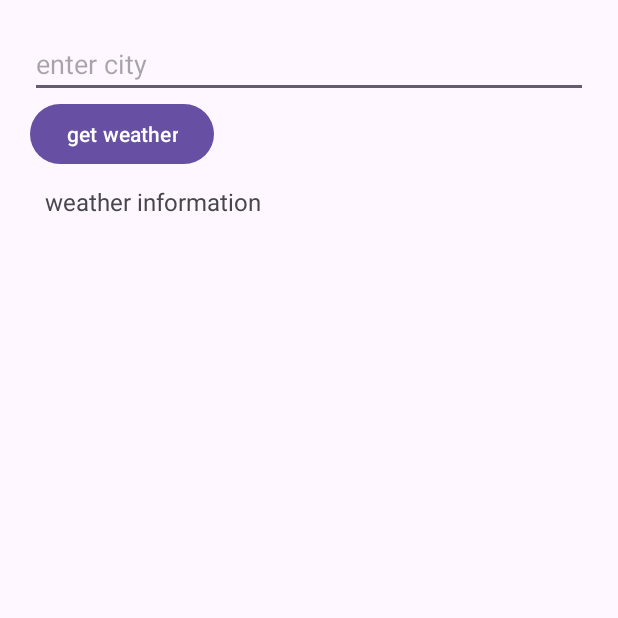
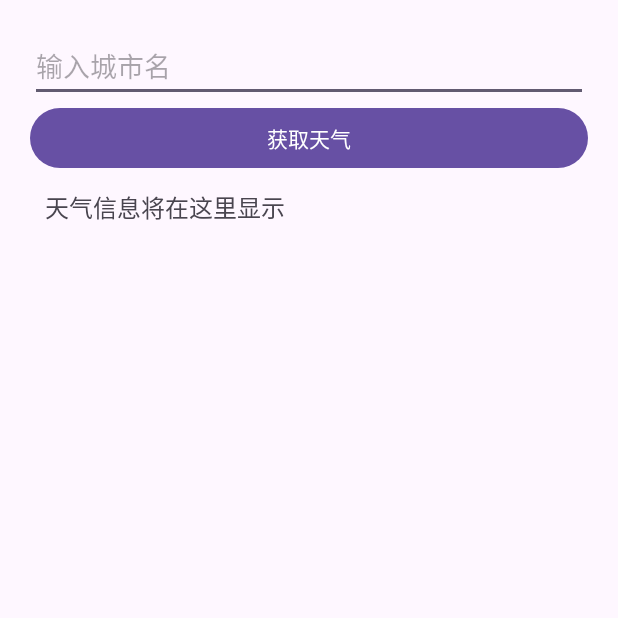
Before and after one commit to Zhengyang-code/cs4084-group_06, an Android app: the screen it shows after launch (MainActivity), on a phone screen of 412 x 824 dp, the top half of it. Run offline under Robolectric (Android 15) with nearby library versions, the phone set to English and light mode, and no system bars.

Commit message:
Updated Weather

```diff
--- a/app/src/main/AndroidManifest.xml
+++ b/app/src/main/AndroidManifest.xml
@@ -1,8 +1,6 @@
 <?xml version="1.0" encoding="utf-8"?>
 <manifest xmlns:android="http://schemas.android.com/apk/res/android"
     xmlns:tools="http://schemas.android.com/tools">
-    <uses-permission android:name="android.permission.INTERNET" />
-
 
     <application
         android:allowBackup="true"
--- a/app/src/main/java/com/example/weatherforecast/MainActivity.java
+++ b/app/src/main/java/com/example/weatherforecast/MainActivity.java
@@ -1,46 +1,86 @@
 package com.example.weatherforecast;
 
 import android.os.Bundle;
-import android.view.View;
+import android.util.Log;
 import android.widget.Button;
 import android.widget.EditText;
 import android.widget.TextView;
+import android.widget.Toast;
+import androidx.appcompat.app.AppCompatActivity;
 
-import androidx.activity.EdgeToEdge;
-import androidx.appcompat.app.AppCompatActivity;
-import androidx.core.graphics.Insets;
-import androidx.core.view.ViewCompat;
-import androidx.core.view.WindowInsetsCompat;
+import com.example.weatherforecast.api.ApiClient;
+import com.example.weatherforecast.api.WeatherService;
+import com.example.weatherforecast.model.WeatherResponse;
+import com.google.gson.Gson;
+
+import retrofit2.Call;
+import retrofit2.Callback;
+import retrofit2.Response;
 
 public class MainActivity extends AppCompatActivity {
 
-    EditText cityInput;
-    TextView weatherInfo;
-    Button getWeatherButton;
+    private EditText cityInput;
+    private Button getWeatherButton;
+    private TextView weatherInfo;
+
+    private WeatherService weatherService;
 
     @Override
     protected void onCreate(Bundle savedInstanceState) {
         super.onCreate(savedInstanceState);
-        EdgeToEdge.enable(this);
         setContentView(R.layout.activity_main);
 
         cityInput = findViewById(R.id.cityInput);
+        getWeatherButton = findViewById(R.id.getWeatherButton);
         weatherInfo = findViewById(R.id.weatherInfo);
-        getWeatherButton = findViewById(R.id.getWeatherButton);
 
-        getWeatherButton.setOnClickListener(new View.OnClickListener() {
-            @Override
-            public void onClick(View view) {
-                String city = cityInput.getText().toString().trim();
-                // 之后在这里调用API获取天气数据
-                weatherInfo.setText("return city:" + city);
+        weatherService = ApiClient.getRetrofit().create(WeatherService.class);
+
+        getWeatherButton.setOnClickListener(view -> {
+            String city = cityInput.getText().toString().trim();
+            if (!city.isEmpty()) {
+                getWeather(city);
+            } else {
+                Toast.makeText(MainActivity.this, "请输入城市名", Toast.LENGTH_SHORT).show();
             }
         });
+    }
 
-        ViewCompat.setOnApplyWindowInsetsListener(findViewById(R.id.main), (v, insets) -> {
-            Insets systemBars = insets.getInsets(WindowInsetsCompat.Type.systemBars());
-            v.setPadding(systemBars.left, systemBars.top, systemBars.right, systemBars.bottom);
-            return insets;
+    private void getWeather(String city) {
+        String apiKey = "你的API_KEY";  // 确保你已正确填写API Key
+        Call<WeatherResponse> call = weatherService.getWeather(city, apiKey);
+
+        call.enqueue(new Callback<WeatherResponse>() {
+            @Override
+            public void onResponse(Call<WeatherResponse> call, Response<WeatherResponse> response) {
+                if (response.isSuccessful() && response.body() != null) {
+                    Log.d("API_RESPONSE", new Gson().toJson(response.body())); // 调试用
+                    displayWeather(response.body());
+                } else {
+                    weatherInfo.setText("未能获取到天气数据，响应码：" + response.code());
+                }
+            }
+
+            @Override
+            public void onFailure(Call<WeatherResponse> call, Throwable t) {
+                weatherInfo.setText("请求失败：" + t.getMessage());
+            }
         });
     }
+
+    private void displayWeather(WeatherResponse weather) {
+        if (weather.currentConditions == null) {
+            weatherInfo.setText("未能获取当前天气信息");
+            return;
+        }
+
+        WeatherResponse.CurrentConditions current = weather.currentConditions;
+        String result = "地点：" + weather.resolvedAddress +
+                "\n更新时间：" + current.datetime +
+                "\n当前温度：" + current.temp + "℃" +
+                "\n天气：" + current.conditions +
+                "\n湿度：" + current.humidity + "%" +
+                "\n风速：" + current.windspeed + " km/h";
+        weatherInfo.setText(result);
+    }
 }
--- /dev/null
+++ b/app/src/main/java/com/example/weatherforecast/api/ApiClient.java
@@ -0,0 +1,19 @@
+package com.example.weatherforecast.api;
+
+import retrofit2.Retrofit;
+import retrofit2.converter.gson.GsonConverterFactory;
+
+public class ApiClient {
+    private static final String BASE_URL = "https://weather.visualcrossing.com/";
+    private static Retrofit retrofit;
+
+    public static Retrofit getRetrofit() {
+        if (retrofit == null) {
+            retrofit = new Retrofit.Builder()
+                    .baseUrl(BASE_URL)
+                    .addConverterFactory(GsonConverterFactory.create())
+                    .build();
+        }
+        return retrofit;
+    }
+}
--- /dev/null
+++ b/app/src/main/java/com/example/weatherforecast/api/WeatherService.java
@@ -0,0 +1,17 @@
+package com.example.weatherforecast.api;
+
+import com.example.weatherforecast.model.WeatherResponse;
+import retrofit2.Call;
+import retrofit2.http.GET;
+import retrofit2.http.Path;
+import retrofit2.http.Query;
+
+public interface WeatherService {
+
+    // 获取当前及未来天气预报
+    @GET("VisualCrossingWebServices/rest/services/timeline/{location}")
+    Call<WeatherResponse> getWeather(
+            @Path("location") String location,
+            @Query("key") String apiKey
+    );
+}
--- a/app/src/main/res/layout/activity_main.xml
+++ b/app/src/main/res/layout/activity_main.xml
@@ -1,12 +1,3 @@
-<?xml version="1.0" encoding="utf-8"?>
-<androidx.constraintlayout.widget.ConstraintLayout xmlns:android="http://schemas.android.com/apk/res/android"
-    xmlns:app="http://schemas.android.com/apk/res-auto"
-    xmlns:tools="http://schemas.android.com/tools"
-    android:id="@+id/main"
-    android:layout_width="match_parent"
-    android:layout_height="match_parent"
-    tools:context=".MainActivity">
-
 <LinearLayout xmlns:android="http://schemas.android.com/apk/res/android"
     android:layout_width="match_parent"
     android:layout_height="match_parent"
@@ -17,22 +8,19 @@
         android:id="@+id/cityInput"
         android:layout_width="match_parent"
         android:layout_height="wrap_content"
-            android:hint="enter city"/>
+        android:hint="输入城市名" />
 
     <Button
         android:id="@+id/getWeatherButton"
-            android:layout_width="wrap_content"
+        android:layout_width="match_parent"
         android:layout_height="wrap_content"
-            android:text="get weather"/>
+        android:text="获取天气" />
 
     <TextView
         android:id="@+id/weatherInfo"
         android:layout_width="match_parent"
         android:layout_height="wrap_content"
-            android:text="weather information"
-            android:padding="10dp"
-            android:textSize="16sp"/>
-
+        android:text="天气信息将在这里显示"
+        android:textSize="16sp"
+        android:padding="10dp"/>
 </LinearLayout>
-
-</androidx.constraintlayout.widget.ConstraintLayout>
```
Also changed, not shown: app/src/main/java/com/example/weatherforecast/model/WeatherResponse.java (added, +25 -0 lines). Lines whose indentation alone changed are shown as unchanged.
